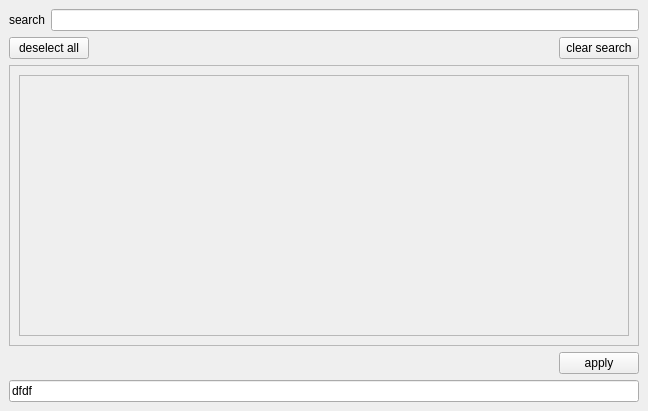
Qt form rbhusUI/lib/selectCheckBoxMod.ui (aumanimationstudios/rbhus) before a commit.
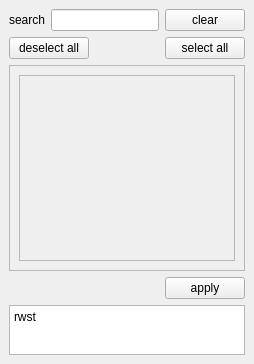
The same form after that commit.

```diff
--- a/rbhusUI/lib/selectCheckBoxMod.ui
+++ b/rbhusUI/lib/selectCheckBoxMod.ui
@@ -6,8 +6,8 @@
    <rect>
     <x>0</x>
     <y>0</y>
-    <width>648</width>
-    <height>411</height>
+    <width>237</width>
+    <height>364</height>
    </rect>
   </property>
   <property name="windowTitle">
@@ -15,71 +15,6 @@
   </property>
   <widget class="QWidget" name="centralwidget">
    <layout class="QGridLayout" name="gridLayout">
-    <item row="0" column="1" colspan="4">
-     <widget class="QLineEdit" name="lineEdit">
-      <property name="sizePolicy">
-       <sizepolicy hsizetype="Minimum" vsizetype="Fixed">
-        <horstretch>0</horstretch>
-        <verstretch>0</verstretch>
-       </sizepolicy>
-      </property>
-     </widget>
-    </item>
-    <item row="3" column="0" colspan="5">
-     <layout class="QHBoxLayout" name="horizontalLayout_2">
-      <item>
-       <spacer name="horizontalSpacer">
-        <property name="orientation">
-         <enum>Qt::Horizontal</enum>
-        </property>
-        <property name="sizeHint" stdset="0">
-         <size>
-          <width>40</width>
-          <height>20</height>
-         </size>
-        </property>
-       </spacer>
-      </item>
-      <item>
-       <widget class="QPushButton" name="pushButton">
-        <property name="text">
-         <string>apply</string>
-        </property>
-       </widget>
-      </item>
-     </layout>
-    </item>
-    <item row="1" column="0" colspan="5">
-     <layout class="QHBoxLayout" name="horizontalLayout">
-      <item>
-       <widget class="QPushButton" name="pushDeselect">
-        <property name="text">
-         <string>deselect all</string>
-        </property>
-       </widget>
-      </item>
-      <item>
-       <spacer name="horizontalSpacer_2">
-        <property name="orientation">
-         <enum>Qt::Horizontal</enum>
-        </property>
-        <property name="sizeHint" stdset="0">
-         <size>
-          <width>40</width>
-          <height>20</height>
-         </size>
-        </property>
-       </spacer>
-      </item>
-      <item>
-       <widget class="QPushButton" name="pushClearSearch">
-        <property name="text">
-         <string>clear search</string>
-        </property>
-       </widget>
-      </item>
-     </layout>
-    </item>
     <item row="0" column="0">
      <widget class="QLabel" name="label">
       <property name="sizePolicy">
@@ -93,7 +28,24 @@
       </property>
      </widget>
     </item>
-    <item row="2" column="0" colspan="5">
+    <item row="0" column="1" colspan="2">
+     <widget class="QLineEdit" name="lineEditSearch">
+      <property name="sizePolicy">
+       <sizepolicy hsizetype="Minimum" vsizetype="Fixed">
+        <horstretch>0</horstretch>
+        <verstretch>0</verstretch>
+       </sizepolicy>
+      </property>
+     </widget>
+    </item>
+    <item row="0" column="3">
+     <widget class="QPushButton" name="pushClearSearch">
+      <property name="text">
+       <string>clear</string>
+      </property>
+     </widget>
+    </item>
+    <item row="2" column="0" rowspan="3" colspan="4">
      <widget class="QFrame" name="frame">
       <property name="sizePolicy">
        <sizepolicy hsizetype="MinimumExpanding" vsizetype="MinimumExpanding">
@@ -124,8 +76,8 @@
            <rect>
             <x>0</x>
             <y>0</y>
-            <width>620</width>
-            <height>269</height>
+            <width>209</width>
+            <height>139</height>
            </rect>
           </property>
           <layout class="QVBoxLayout" name="verticalLayout"/>
@@ -135,18 +87,92 @@
       </layout>
      </widget>
     </item>
-    <item row="4" column="0" colspan="5">
-     <widget class="QLineEdit" name="lineEdit_2">
-      <property name="enabled">
-       <bool>true</bool>
+    <item row="6" column="0" colspan="4">
+     <layout class="QVBoxLayout" name="verticalLayout_3">
+      <property name="sizeConstraint">
+       <enum>QLayout::SetDefaultConstraint</enum>
       </property>
-      <property name="text">
-       <string>dfdf</string>
-      </property>
-      <property name="readOnly">
-       <bool>true</bool>
-      </property>
-     </widget>
+      <item>
+       <widget class="QPlainTextEdit" name="plainTextEditSelected">
+        <property name="sizePolicy">
+         <sizepolicy hsizetype="Expanding" vsizetype="Minimum">
+          <horstretch>0</horstretch>
+          <verstretch>0</verstretch>
+         </sizepolicy>
+        </property>
+        <property name="maximumSize">
+         <size>
+          <width>16777215</width>
+          <height>50</height>
+         </size>
+        </property>
+        <property name="readOnly">
+         <bool>true</bool>
+        </property>
+        <property name="plainText">
+         <string>rwst</string>
+        </property>
+       </widget>
+      </item>
+     </layout>
+    </item>
+    <item row="1" column="0" colspan="4">
+     <layout class="QHBoxLayout" name="horizontalLayout">
+      <item>
+       <widget class="QPushButton" name="pushDeselect">
+        <property name="text">
+         <string>deselect all</string>
+        </property>
+       </widget>
+      </item>
+      <item>
+       <spacer name="horizontalSpacer_2">
+        <property name="orientation">
+         <enum>Qt::Horizontal</enum>
+        </property>
+        <property name="sizeHint" stdset="0">
+         <size>
+          <width>40</width>
+          <height>20</height>
+         </size>
+        </property>
+       </spacer>
+      </item>
+      <item>
+       <widget class="QPushButton" name="pushSelect">
+        <property name="text">
+         <string>select all</string>
+        </property>
+       </widget>
+      </item>
+     </layout>
+    </item>
+    <item row="5" column="0" colspan="4">
+     <layout class="QHBoxLayout" name="horizontalLayout_2">
+      <item>
+       <spacer name="horizontalSpacer">
+        <property name="orientation">
+         <enum>Qt::Horizontal</enum>
+        </property>
+        <property name="sizeType">
+         <enum>QSizePolicy::MinimumExpanding</enum>
+        </property>
+        <property name="sizeHint" stdset="0">
+         <size>
+          <width>40</width>
+          <height>20</height>
+         </size>
+        </property>
+       </spacer>
+      </item>
+      <item>
+       <widget class="QPushButton" name="pushButton">
+        <property name="text">
+         <string>apply</string>
+        </property>
+       </widget>
+      </item>
+     </layout>
     </item>
    </layout>
   </widget>
```
Left out of the diff: 4 changed lines with no effect on the pictures.
